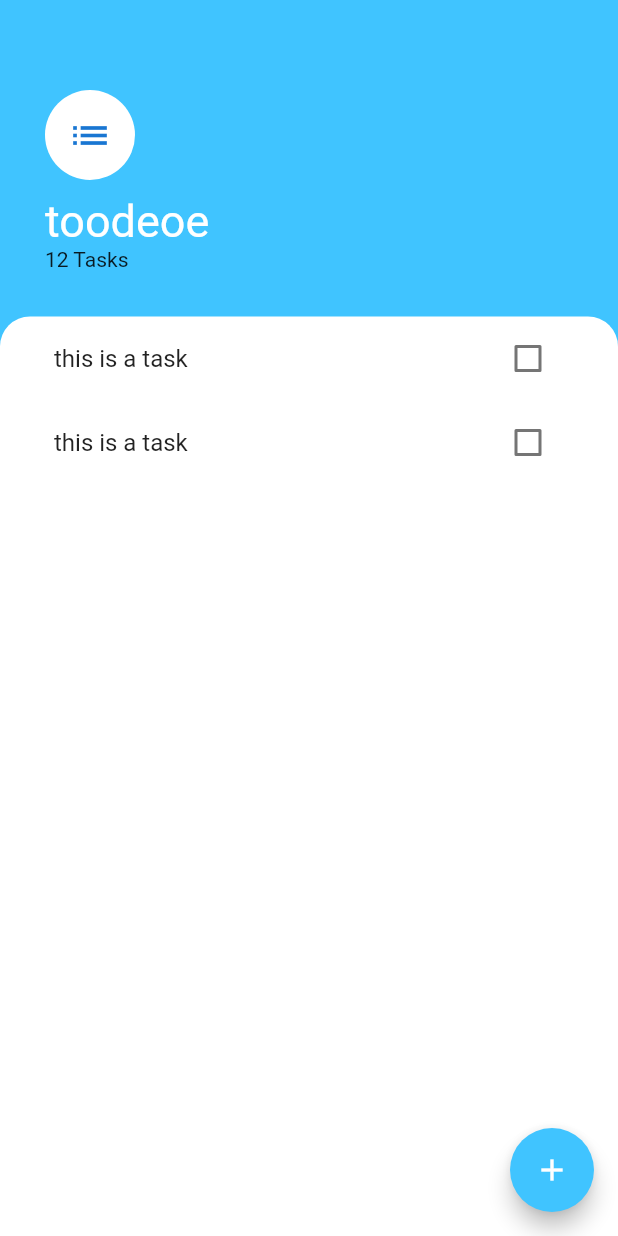
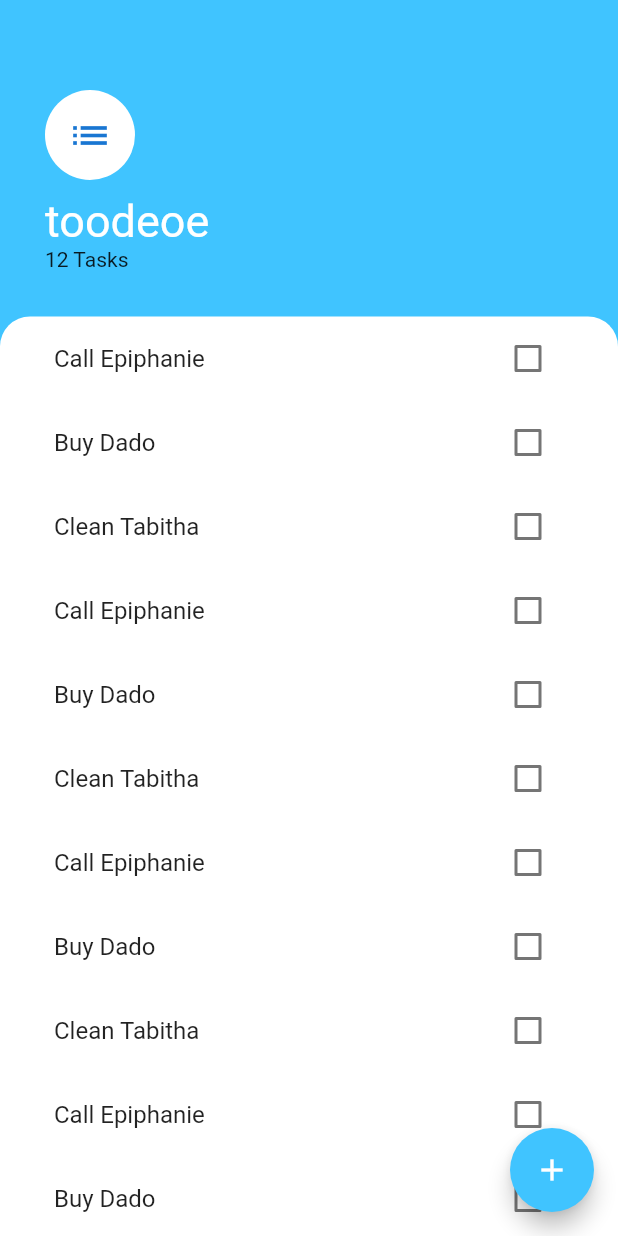
Before and after one commit to ameklou/JTodo, a Flutter app: the screen it shows after launch, on a phone screen of 412 x 824 dp. Run offline on Flutter 3.47's test engine with Material 2 defaults, Android fonts, the phone set to English and light mode, and no system bars.

Commit message:
listing tasks

```diff
--- a/lib/screens/tasks_screen.dart
+++ b/lib/screens/tasks_screen.dart
@@ -1,8 +1,33 @@
 import 'package:flutter/material.dart';
+import 'package:flutter_todo/models/task.dart';
 import 'package:flutter_todo/screens/add_task.dart';
 import 'package:flutter_todo/widgets/task_list.dart';
 
-class TasksScreen extends StatelessWidget {
+class TasksScreen extends StatefulWidget {
+  @override
+  _TasksScreenState createState() => _TasksScreenState();
+}
+
+class _TasksScreenState extends State<TasksScreen> {
+
+  List<Task> tasks = [
+    Task(name: 'Call Epiphanie'),
+    Task(name: 'Buy Dado'),
+    Task(name: 'Clean Tabitha'),
+    Task(name: 'Call Epiphanie'),
+    Task(name: 'Buy Dado'),
+    Task(name: 'Clean Tabitha'),
+    Task(name: 'Call Epiphanie'),
+    Task(name: 'Buy Dado'),
+    Task(name: 'Clean Tabitha'),
+    Task(name: 'Call Epiphanie'),
+    Task(name: 'Buy Dado'),
+    Task(name: 'Clean Tabitha'),
+    Task(name: 'Call Epiphanie'),
+    Task(name: 'Buy Dado'),
+    Task(name: 'Clean Tabitha'),
+  ];
+
   @override
   Widget build(BuildContext context) {
     return Scaffold(
@@ -57,7 +82,7 @@ class TasksScreen extends StatelessWidget {
                   borderRadius: BorderRadius.only(
                       topLeft: Radius.circular(20),
                       topRight: Radius.circular(20))),
-              child: TaskList(),
+              child: TaskList(tasks),
             ),
           )
         ],
--- a/lib/widgets/task_list.dart
+++ b/lib/widgets/task_list.dart
@@ -2,25 +2,31 @@ import 'package:flutter/material.dart';
 import 'package:flutter_todo/models/task.dart';
 import 'package:flutter_todo/widgets/task_tile.dart';
 
+class TaskList extends StatefulWidget {
+  final List<Task>tasks;
+  TaskList(this.tasks);
 
-class TaskList extends StatefulWidget {
   @override
   _TaskListState createState() => _TaskListState();
 }
 
 class _TaskListState extends State<TaskList> {
 
-  List<Task> tasks=[
-    Task(name: 'Buy preso'),
-    Task(name: 'Buy Dado'),
-    Task(name: 'Clean Tabitha'),
-
-  ];
-
   @override
   Widget build(BuildContext context) {
-    return ListView(
-      children: <Widget>[TaskTile(), TaskTile()],
+    return ListView.builder(
+      itemBuilder: (context, index) {
+        return TaskTile(
+          title: widget.tasks[index].name,
+          isChecked: widget.tasks[index].isDone,
+          checkboxCallback:(checkState){
+            setState(() {
+              widget.tasks[index].toggleTask();
+            });
+          }
+        );
+      },
+      itemCount: widget.tasks.length,
     );
   }
 }
--- a/lib/widgets/task_tile.dart
+++ b/lib/widgets/task_tile.dart
@@ -2,45 +2,38 @@ import 'package:flutter/material.dart';
 
 
 
-class TaskTile extends StatefulWidget {
-  @override
-  _TaskTileState createState() => _TaskTileState();
-}
+class TaskTile extends StatelessWidget{
+  final bool isChecked ;
+  final String title;
+  final Function checkboxCallback;
 
-class _TaskTileState extends State<TaskTile> {
-  bool isChecked = false;
+  TaskTile({@required this.title,this.isChecked, this.checkboxCallback});
 
   @override
   Widget build(BuildContext context) {
     return ListTile(
       title: Text(
-        'this is a task',
+        '$title',
         style: TextStyle(
             decoration: isChecked ? TextDecoration.lineThrough : null),
       ),
-      trailing: TaskCheckBox(
-        checkboxState: isChecked,
-        toggleCheckbox: (value) {
-          setState(() {
-            isChecked = value;
-          });
-        },
-      ),
+      trailing: Checkbox(
+        activeColor: Colors.lightBlueAccent,
+        value: isChecked,
+        onChanged: checkboxCallback,
+      )
     );
   }
 }
 
-class TaskCheckBox extends StatelessWidget {
-  final bool checkboxState;
-  final Function toggleCheckbox;
-  TaskCheckBox({@required this.checkboxState, this.toggleCheckbox});
 
-  @override
-  Widget build(BuildContext context) {
-    return Checkbox(
-      activeColor: Colors.lightBlueAccent,
-      value: checkboxState,
-      onChanged: toggleCheckbox,
-    );
-  }
-}
+
+
+//TaskCheckBox(
+//checkboxState: isChecked,
+//toggleCheckbox: (value) {
+//setState(() {
+//isChecked = value;
+//});
+//},
+//),
```
